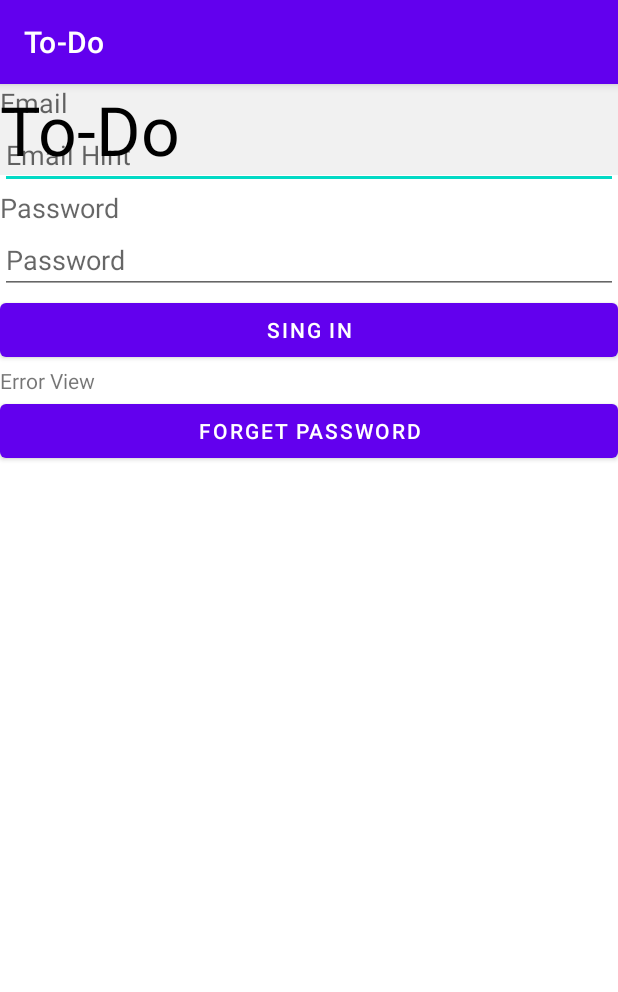
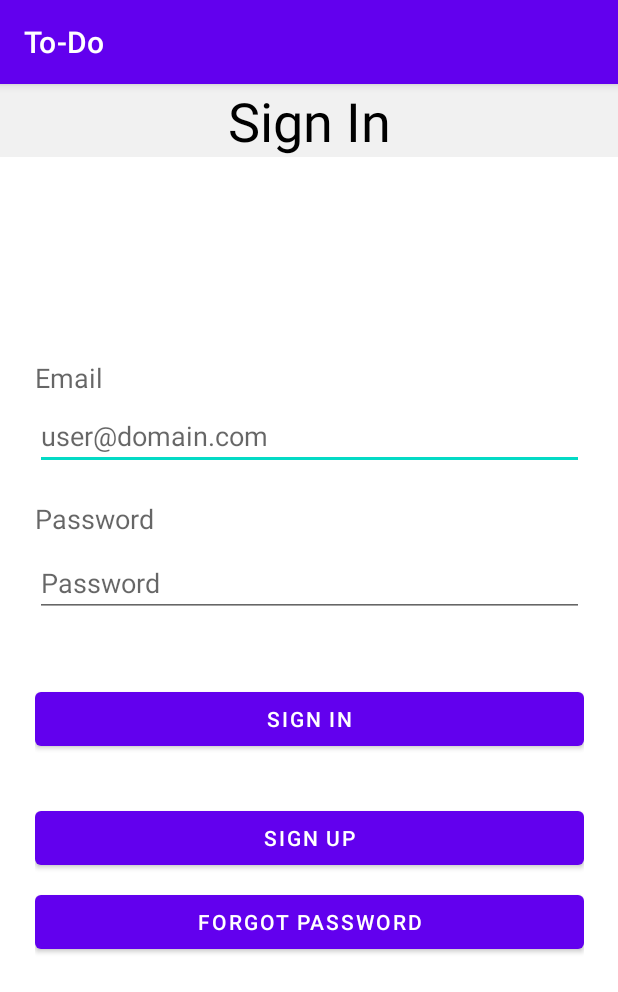
Before and after one commit to hrit-ikkumar/To-Do, an Android app: the screen it shows after launch (MainActivity), on a phone screen of 412 x 824 dp. Shown: the top 992 px of the screen. Run offline under Robolectric (Android 15) with nearby library versions, the phone set to English and light mode, and no system bars; our stand-ins replace Firebase (no records; nobody signed in at launch, a user with empty details on screens opened directly).

Commit message:
Code Refactorization of Sign In, Sign Up, Reset Password, & Verify Email

```diff
--- a/app/src/main/AndroidManifest.xml
+++ b/app/src/main/AndroidManifest.xml
@@ -9,7 +9,9 @@
         android:roundIcon="@mipmap/ic_launcher_round"
         android:supportsRtl="true"
         android:theme="@style/Theme.ToDo">
-        <activity android:name=".ForgetPasswordActivity"></activity>
+        <activity android:name=".signUpActivity"></activity>
+        <activity android:name=".TasksActivity" />
+        <activity android:name=".ForgetPasswordActivity" />
         <activity android:name=".MainActivity">
             <intent-filter>
                 <action android:name="android.intent.action.MAIN" />
--- a/app/src/main/java/com/example/to_do/MainActivity.java
+++ b/app/src/main/java/com/example/to_do/MainActivity.java
@@ -26,6 +26,7 @@ public class MainActivity extends AppCompatActivity {
     EditText passwordTextInput;
     Button signInButton;
     Button forgotPasswordButton;
+    Button singnUpButtonClk;
     Button sendVerifyMailAgainButton;
     TextView errorView;
 
@@ -38,12 +39,22 @@ public class MainActivity extends AppCompatActivity {
         passwordTextInput = findViewById(R.id.signInPasswordTextInput);
         signInButton = findViewById(R.id.signInButton);
         forgotPasswordButton = findViewById(R.id.forgotPasswordButton);
+        singnUpButtonClk = findViewById(R.id.signUpButton);
         sendVerifyMailAgainButton = findViewById(R.id.verifyEmailAgainButton);
         errorView = findViewById(R.id.signInErrorView);
 
         sendVerifyMailAgainButton.setVisibility(View.INVISIBLE);
 
         mAuth = FirebaseAuth.getInstance();
+
+        singnUpButtonClk.setOnClickListener(new View.OnClickListener(){
+            @Override
+            public void onClick(View view)
+            {
+                Intent signUpAcclivityIntent = new Intent(MainActivity.this, signUpActivity.class);
+                startActivity(signUpAcclivityIntent);
+            }
+        });
 
         signInButton.setOnClickListener(new View.OnClickListener() {
             @Override
@@ -77,7 +88,7 @@ public class MainActivity extends AppCompatActivity {
 
 
                                                 System.out.println("Email Verified : " + user.isEmailVerified());
-                                                Intent HomeActivity = new Intent(MainActivity.this, MainActivity.class);
+                                                Intent HomeActivity = new Intent(MainActivity.this, TasksActivity.class);
                                                 setResult(RESULT_OK, null);
                                                 startActivity(HomeActivity);
                                                 MainActivity.this.finish();
@@ -104,11 +115,7 @@ public class MainActivity extends AppCompatActivity {
 
                                 }
                             });
-
-
                 }
-
-
             }
         });
 
--- a/app/src/main/res/layout/activity_main.xml
+++ b/app/src/main/res/layout/activity_main.xml
@@ -6,15 +6,127 @@
     android:layout_height="match_parent"
     tools:context=".MainActivity">
 
-    <TextView
-        android:id="@+id/Title"
-        android:layout_width="match_parent"
-        android:layout_height="wrap_content"
-        android:background="#F1F1F1"
-        android:text="@string/app_name"
-        android:textAppearance="@style/TextAppearance.AppCompat.Display2"
-        android:textColor="@android:color/black"
-        tools:ignore="MissingConstraints" />
+    <androidx.constraintlayout.widget.ConstraintLayout
+        android:id="@+id/linearLayout"
+        android:layout_width="366dp"
+        android:layout_height="609dp"
+        app:layout_constraintBottom_toBottomOf="parent"
+        app:layout_constraintEnd_toEndOf="parent"
+        app:layout_constraintStart_toStartOf="parent"
+        app:layout_constraintTop_toBottomOf="@+id/signUpPageTitle"
+        app:layout_constraintVertical_bias="0.209">
+
+        <TextView
+            android:id="@+id/signInEmailTitle"
+            android:layout_width="0dp"
+            android:layout_height="wrap_content"
+            android:layout_marginTop="112dp"
+            android:text="@string/email"
+            android:textAppearance="@style/TextAppearance.AppCompat.Medium"
+            app:layout_constraintEnd_toEndOf="parent"
+            app:layout_constraintHorizontal_bias="0.0"
+            app:layout_constraintStart_toStartOf="parent"
+            app:layout_constraintTop_toTopOf="parent" />
+
+        <EditText
+            android:id="@+id/signInEmailTextInput"
+            android:layout_width="0dp"
+            android:layout_height="wrap_content"
+            android:layout_marginTop="4dp"
+            android:autofillHints=""
+            android:ems="10"
+            android:hint="@string/email_hint"
+            android:inputType="textEmailAddress"
+            app:layout_constraintEnd_toEndOf="parent"
+            app:layout_constraintHorizontal_bias="0.0"
+            app:layout_constraintStart_toStartOf="parent"
+            app:layout_constraintTop_toBottomOf="@+id/signInEmailTitle"
+            tools:targetApi="o" />
+
+        <TextView
+            android:id="@+id/SignInPasswordTitle"
+            android:layout_width="0dp"
+            android:layout_height="wrap_content"
+            android:layout_marginTop="20dp"
+            android:text="@string/password"
+            android:textAppearance="@style/TextAppearance.AppCompat.Medium"
+            app:layout_constraintEnd_toEndOf="parent"
+            app:layout_constraintHorizontal_bias="0.0"
+            app:layout_constraintStart_toStartOf="parent"
+            app:layout_constraintTop_toBottomOf="@+id/signInEmailTextInput" />
+
+        <EditText
+            android:id="@+id/signInPasswordTextInput"
+            android:layout_width="0dp"
+            android:layout_height="wrap_content"
+            android:layout_marginTop="8dp"
+            android:autofillHints=""
+            android:ems="10"
+            android:hint="@string/password"
+            android:inputType="textPassword"
+            app:layout_constraintEnd_toEndOf="parent"
+            app:layout_constraintHorizontal_bias="0.0"
+            app:layout_constraintStart_toStartOf="parent"
+            app:layout_constraintTop_toBottomOf="@+id/SignInPasswordTitle"
+            tools:targetApi="o" />
+
+        <Button
+            android:id="@+id/signInButton"
+            android:layout_width="0dp"
+            android:layout_height="wrap_content"
+            android:layout_marginTop="44dp"
+            android:text="@string/sign_in"
+            app:layout_constraintEnd_toEndOf="parent"
+            app:layout_constraintHorizontal_bias="0.0"
+            app:layout_constraintStart_toStartOf="parent"
+            app:layout_constraintTop_toBottomOf="@+id/signInPasswordTextInput" />
+
+        <TextView
+            android:id="@+id/signInErrorView"
+            android:layout_width="0dp"
+            android:layout_height="wrap_content"
+            android:layout_marginTop="8dp"
+            app:layout_constraintEnd_toEndOf="parent"
+            app:layout_constraintHorizontal_bias="0.0"
+            app:layout_constraintStart_toStartOf="parent"
+            app:layout_constraintTop_toBottomOf="@+id/signInButton" />
+
+        <Button
+            android:id="@+id/signUpButton"
+            android:layout_width="0dp"
+            android:layout_height="wrap_content"
+            android:layout_marginTop="4dp"
+            android:text="@string/sign_up"
+            app:layout_constraintEnd_toEndOf="parent"
+            app:layout_constraintHorizontal_bias="0.0"
+            app:layout_constraintStart_toStartOf="parent"
+            app:layout_constraintTop_toBottomOf="@+id/signInErrorView" />
+
+        <Button
+            android:id="@+id/forgotPasswordButton"
+            android:layout_width="0dp"
+            android:layout_height="wrap_content"
+            android:layout_marginTop="8dp"
+            android:text="@string/forgot_password"
+            app:layout_constraintEnd_toEndOf="parent"
+            app:layout_constraintHorizontal_bias="0.0"
+            app:layout_constraintStart_toStartOf="parent"
+            app:layout_constraintTop_toBottomOf="@+id/signUpButton" />
+
+        <Button
+            android:id="@+id/verifyEmailAgainButton"
+            android:layout_width="0dp"
+            android:layout_height="wrap_content"
+            android:layout_marginTop="32dp"
+            android:text="@string/email_verify_again"
+            app:layout_constraintBottom_toBottomOf="parent"
+            app:layout_constraintEnd_toEndOf="parent"
+            app:layout_constraintHorizontal_bias="0.0"
+            app:layout_constraintStart_toStartOf="parent"
+            app:layout_constraintTop_toBottomOf="@+id/forgotPasswordButton"
+            app:layout_constraintVertical_bias="0.0" />
+
+    </androidx.constraintlayout.widget.ConstraintLayout>
 
     <TextView
         android:id="@+id/signUpPageTitle"
@@ -22,76 +134,12 @@
         android:layout_height="wrap_content"
         android:background="#F1F1F1"
         android:text="@string/sign_in"
+        android:textAlignment="center"
         android:textAppearance="@style/TextAppearance.AppCompat.Medium"
         android:textColor="@android:color/black"
-        app:layout_constraintBottom_toTopOf="@+id/linearLayout"
-        tools:ignore="MissingConstraints" />
-
-    <LinearLayout
-        android:id="@+id/linearLayout"
-        android:layout_width="match_parent"
-        android:layout_height="match_parent"
-        android:orientation="vertical"
-        tools:layout_editor_absoluteY="10dp">
-
-        <TextView
-            android:id="@+id/signInEmailTitle"
-            android:layout_width="match_parent"
-            android:layout_height="wrap_content"
-            android:text="@string/email"
-            android:textAppearance="@style/TextAppearance.AppCompat.Medium" />
-
-        <EditText
-            android:id="@+id/signInEmailTextInput"
-            android:layout_width="match_parent"
-            android:layout_height="wrap_content"
-            android:autofillHints=""
-            android:ems="10"
-            android:hint="@string/email_hint"
-            android:inputType="textEmailAddress"
-            tools:targetApi="o" />
-
-        <TextView
-            android:id="@+id/SignInPasswordTitle"
-            android:layout_width="match_parent"
-            android:layout_height="wrap_content"
-            android:text="@string/password"
-            android:textAppearance="@style/TextAppearance.AppCompat.Medium" />
-
-        <EditText
-            android:id="@+id/signInPasswordTextInput"
-            android:layout_width="match_parent"
-            android:layout_height="wrap_content"
-            android:autofillHints=""
-            android:ems="10"
-            android:hint="@string/password"
-            android:inputType="textPassword"
-            tools:targetApi="o" />
-
-        <Button
-            android:id="@+id/signInButton"
-            android:layout_width="match_parent"
-            android:layout_height="wrap_content"
-            android:text="@string/sign_in" />
-
-        <TextView
-            android:id="@+id/signInErrorView"
-            android:layout_width="match_parent"
-            android:layout_height="wrap_content"
-            android:text="@string/error_view" />
-
-        <Button
-            android:id="@+id/forgotPasswordButton"
-            android:layout_width="match_parent"
-            android:layout_height="wrap_content"
-            android:text="@string/forgot_password" />
-
-        <Button
-            android:id="@+id/verifyEmailAgainButton"
-            android:layout_width="match_parent"
-            android:layout_height="wrap_content"
-            android:text="@string/email_verify_again" />
-
-    </LinearLayout>
+        android:textSize="36sp"
+        app:layout_constraintTop_toTopOf="parent"
+        tools:ignore="MissingConstraints"
+        tools:layout_editor_absoluteX="97dp" />
 
 </androidx.constraintlayout.widget.ConstraintLayout>
--- a/app/src/main/res/values/strings.xml
+++ b/app/src/main/res/values/strings.xml
@@ -1,13 +1,16 @@
 <resources>
     <string name="app_name">To-Do</string>
+    <string name="welcome">Welcome</string>
+    <string name="sign_up">Sign Up</string>
+    <string name="sign_in">Sign In</string>
+    <string name="TandC">I agree to the terms and condition of the AppCompany</string>
+    <string name="error_view">Error View</string>
+    <string name="password">Password</string>
+    <string name="email_hint">user@domain.com</string>
     <string name="email">Email</string>
-    <string name="email_hint">Email Hint</string>
-    <string name="password">Password</string>
-    <string name="sign_in">Sing In</string>
-    <string name="forgot_password">Forget Password</string>
-    <string name="error_view">Error View</string>
-    <string name="email_verify_again">Email Verify Again</string>
-    <string name="enterEmailId">Enter Email Id</string>
+    <string name="forgot_password">Forgot Password</string>
+    <string name="email_verify_again">Send Verify Email Again</string>
+    <string name="enterEmailId">Enter the registered Email ID</string>
+    <string name="reset_password">Reset Password</string>
     <string name="user_domain_com">user@domain.com</string>
-    <string name="reset_password">Reset Password</string>
 </resources>
```
Also changed, not shown: app/src/main/java/com/example/to_do/TasksActivity.java (added, +14 -0 lines), app/src/main/java/com/example/to_do/signUpActivity.java (added, +153 -0 lines), app/src/main/res/layout/activity_forget_password.xml (+33 -22 lines), app/src/main/res/layout/activity_sign_up.xml (added, +122 -0 lines), app/src/main/res/layout/activity_tasks.xml (added, +9 -0 lines).
